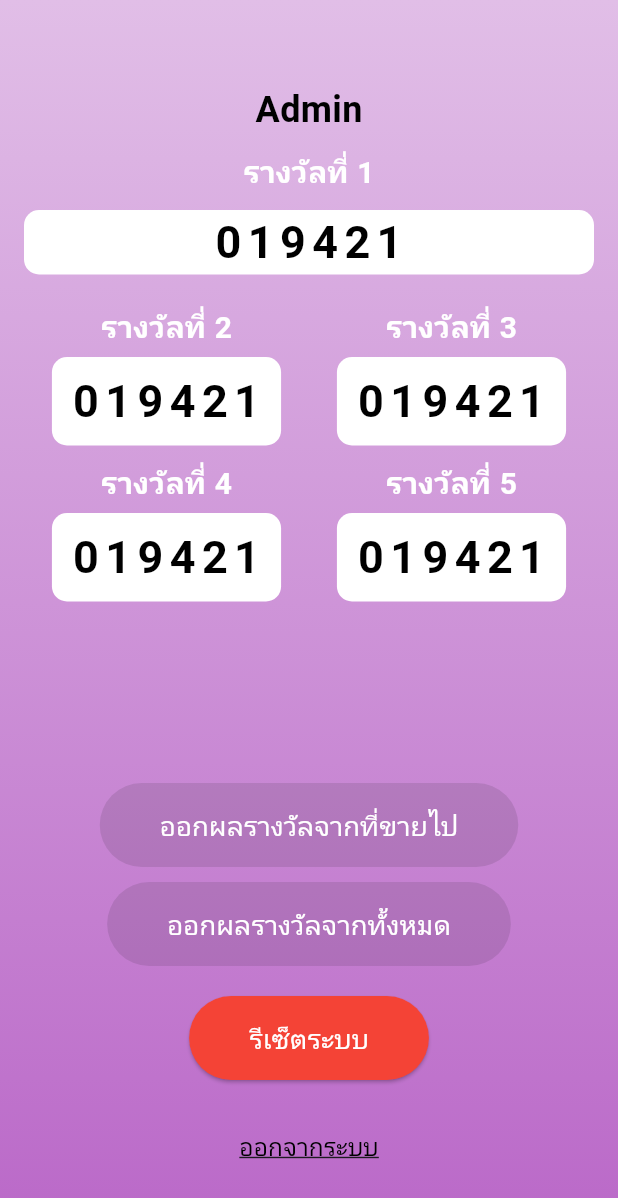
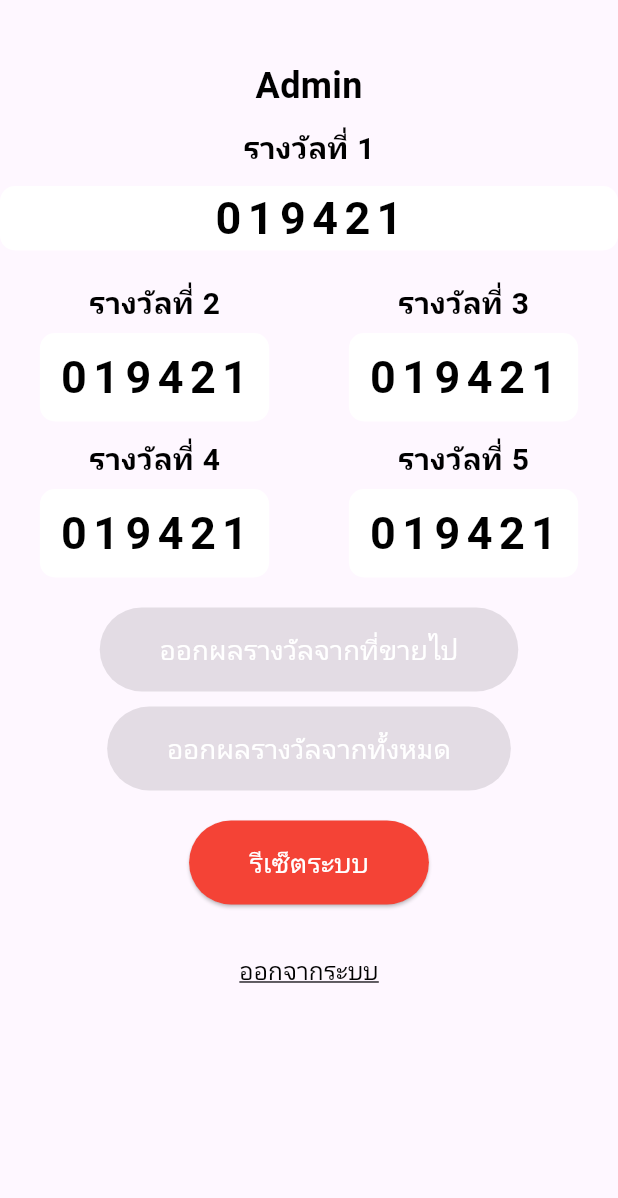
Before and after one commit to LilithZ00/LottoProject, a Flutter app: the AdminPage screen opened directly, after a tap on "ออกผลรางวัลจากที่ขายไป", on a phone screen of 412 x 824 dp. Shown: the top 1198 px of the screen. Run offline on Flutter 3.47's test engine with Material 3 defaults, Android fonts, the phone set to English and light mode, and no system bars.

Commit message:
แก้แอดมิน

```diff
--- a/lib/pages/AdminPage.dart
+++ b/lib/pages/AdminPage.dart
@@ -43,14 +43,10 @@ class _AdminPageState extends State<AdminPage> {
   @override
   Widget build(BuildContext context) {
     return Scaffold(
-      body: Container(
-        padding: const EdgeInsets.all(16.0),
-        decoration: const BoxDecoration(
-          gradient: LinearGradient(
-            begin: Alignment.topCenter,
-            end: Alignment.bottomCenter,
-            colors: [Color(0xFFE1BEE7), Color(0xFFBA68C8)],
-          ),
+      body: SingleChildScrollView(
+        child: ConstrainedBox(
+          constraints: BoxConstraints(
+            minHeight: MediaQuery.of(context).size.height,
           ),
           child: Column(
             children: <Widget>[
@@ -69,7 +65,7 @@ class _AdminPageState extends State<AdminPage> {
                 style: TextStyle(
                   fontSize: 20,
                   fontWeight: FontWeight.bold,
-                color: Colors.white,
+                  color: Color.fromARGB(255, 0, 0, 0),
                 ),
               ),
               const SizedBox(height: 10),
@@ -79,7 +75,7 @@ class _AdminPageState extends State<AdminPage> {
                   color: Colors.white,
                   borderRadius: BorderRadius.circular(10),
                 ),
-              child: buildSpacedNumber(prizeNumbers[0]), // แสดงหมายเลขรางวัลที่ 1
+                child: buildSpacedNumber(prizeNumbers[0]),
               ),
               const SizedBox(height: 20),
               Column(
@@ -94,7 +90,7 @@ class _AdminPageState extends State<AdminPage> {
                             style: TextStyle(
                               fontSize: 20,
                               fontWeight: FontWeight.bold,
-                            color: Colors.white,
+                              color: Color.fromARGB(255, 0, 0, 0),
                             ),
                           ),
                           const SizedBox(height: 5),
@@ -104,7 +100,7 @@ class _AdminPageState extends State<AdminPage> {
                               color: Colors.white,
                               borderRadius: BorderRadius.circular(10),
                             ),
-                          child: buildSpacedNumber(prizeNumbers[1]), // แสดงหมายเลขรางวัลที่ 2
+                            child: buildSpacedNumber(prizeNumbers[1]),
                           ),
                         ],
                       ),
@@ -115,7 +111,7 @@ class _AdminPageState extends State<AdminPage> {
                             style: TextStyle(
                               fontSize: 20,
                               fontWeight: FontWeight.bold,
-                            color: Colors.white,
+                              color: Color.fromARGB(255, 0, 0, 0),
                             ),
                           ),
                           const SizedBox(height: 5),
@@ -125,7 +121,7 @@ class _AdminPageState extends State<AdminPage> {
                               color: Colors.white,
                               borderRadius: BorderRadius.circular(10),
                             ),
-                          child: buildSpacedNumber(prizeNumbers[2]), // แสดงหมายเลขรางวัลที่ 3
+                            child: buildSpacedNumber(prizeNumbers[2]),
                           ),
                         ],
                       ),
@@ -142,7 +138,7 @@ class _AdminPageState extends State<AdminPage> {
                             style: TextStyle(
                               fontSize: 20,
                               fontWeight: FontWeight.bold,
-                            color: Colors.white,
+                              color: Color.fromARGB(255, 0, 0, 0),
                             ),
                           ),
                           const SizedBox(height: 5),
@@ -152,7 +148,7 @@ class _AdminPageState extends State<AdminPage> {
                               color: Colors.white,
                               borderRadius: BorderRadius.circular(10),
                             ),
-                          child: buildSpacedNumber(prizeNumbers[3]), // แสดงหมายเลขรางวัลที่ 4
+                            child: buildSpacedNumber(prizeNumbers[3]),
                           ),
                         ],
                       ),
@@ -163,7 +159,7 @@ class _AdminPageState extends State<AdminPage> {
                             style: TextStyle(
                               fontSize: 20,
                               fontWeight: FontWeight.bold,
-                            color: Colors.white,
+                              color: Color.fromARGB(255, 0, 0, 0),
                             ),
                           ),
                           const SizedBox(height: 5),
@@ -173,7 +169,7 @@ class _AdminPageState extends State<AdminPage> {
                               color: Colors.white,
                               borderRadius: BorderRadius.circular(10),
                             ),
-                          child: buildSpacedNumber(prizeNumbers[4]), // แสดงหมายเลขรางวัลที่ 5
+                            child: buildSpacedNumber(prizeNumbers[4]),
                           ),
                         ],
                       ),
@@ -181,9 +177,9 @@ class _AdminPageState extends State<AdminPage> {
                   ),
                 ],
               ),
-            const Spacer(), // ช่องว่างระหว่างรายการรางวัลและปุ่มด้านล่าง
+              const SizedBox(height: 20),
               ElevatedButton(
-              onPressed: areButtonsDisabled ? null : drawPrizes, // ปุ่มกดเพื่อออกผลรางวัลจากที่ขายไป
+                onPressed: areButtonsDisabled ? null : drawPrizes,
                 style: ElevatedButton.styleFrom(
                   backgroundColor: areButtonsDisabled ? Colors.grey : Colors.black,
                   padding: const EdgeInsets.symmetric(horizontal: 40, vertical: 15),
@@ -195,7 +191,7 @@ class _AdminPageState extends State<AdminPage> {
               ),
               const SizedBox(height: 10),
               ElevatedButton(
-              onPressed: areButtonsDisabled ? null : drawPrizes, // ปุ่มกดเพื่อออกผลรางวัลจากทั้งหมด
+                onPressed: areButtonsDisabled ? null : drawPrizes,
                 style: ElevatedButton.styleFrom(
                   backgroundColor: areButtonsDisabled ? Colors.grey : Colors.black,
                   padding: const EdgeInsets.symmetric(horizontal: 40, vertical: 15),
@@ -207,7 +203,7 @@ class _AdminPageState extends State<AdminPage> {
               ),
               const SizedBox(height: 20),
               ElevatedButton(
-              onPressed: showResetDialog, // ปุ่มรีเซ็ตระบบ
+                onPressed: showResetDialog,
                 style: ElevatedButton.styleFrom(
                   backgroundColor: Colors.red,
                   padding: const EdgeInsets.symmetric(horizontal: 40, vertical: 15),
@@ -219,8 +215,7 @@ class _AdminPageState extends State<AdminPage> {
               ),
               const SizedBox(height: 20),
               TextButton(
-              onPressed:
-                 () => loginPage(context),
+                onPressed: () => loginPage(context),
                 child: const Text(
                   'ออกจากระบบ',
                   style: TextStyle(
@@ -234,6 +229,7 @@ class _AdminPageState extends State<AdminPage> {
             ],
           ),
         ),
+      ),
     );
   }
 
@@ -241,19 +237,19 @@ class _AdminPageState extends State<AdminPage> {
   void drawPrizes() {
     setState(() {
       for (int i = 0; i < prizeNumbers.length; i++) {
-        prizeNumbers[i] = generateRandomNumber(); // สุ่มหมายเลขรางวัล
+        prizeNumbers[i] = generateRandomNumber();
       }
-      areButtonsDisabled = true; // ปิดการใช้งานปุ่มหลังจากกดแล้ว
+      areButtonsDisabled = true;
     });
   }
 
   // รีเซ็ตหมายเลขรางวัล
   void resetPrizes() {
     setState(() {
-      prizeNumbers = List.filled(5, '000000'); // รีเซ็ตหมายเลขรางวัลกลับเป็น 000000
-      areButtonsDisabled = false; // เปิดการใช้งานปุ่มอีกครั้ง
+      prizeNumbers = List.filled(5, '000000');
+      areButtonsDisabled = false;
     });
-    Navigator.pop(context); // ปิด Dialog หลังจากรีเซ็ต
+    Navigator.pop(context);
   }
 
   // ยืนยันการรีเซ็ต
@@ -268,12 +264,12 @@ class _AdminPageState extends State<AdminPage> {
             TextButton(
               child: const Text('ยกเลิก'),
               onPressed: () {
-                Navigator.of(context).pop(); // ปิด Dialog ถ้ากด ยกเลิก
+                Navigator.of(context).pop();
               },
             ),
             TextButton(
               child: const Text('ตกลง'),
-              onPressed: resetPrizes, // รีเซ็ตระบบเมื่อกด ตกลง
+              onPressed: resetPrizes,
             ),
           ],
         );
@@ -289,9 +285,3 @@ class _AdminPageState extends State<AdminPage> {
     );
   }
 }
-
-// void main() {
-//   runApp(const MaterialApp(
-//     home: AdminPage(),
-//   ));
-// }
```
Lines whose indentation alone changed are shown as unchanged.
